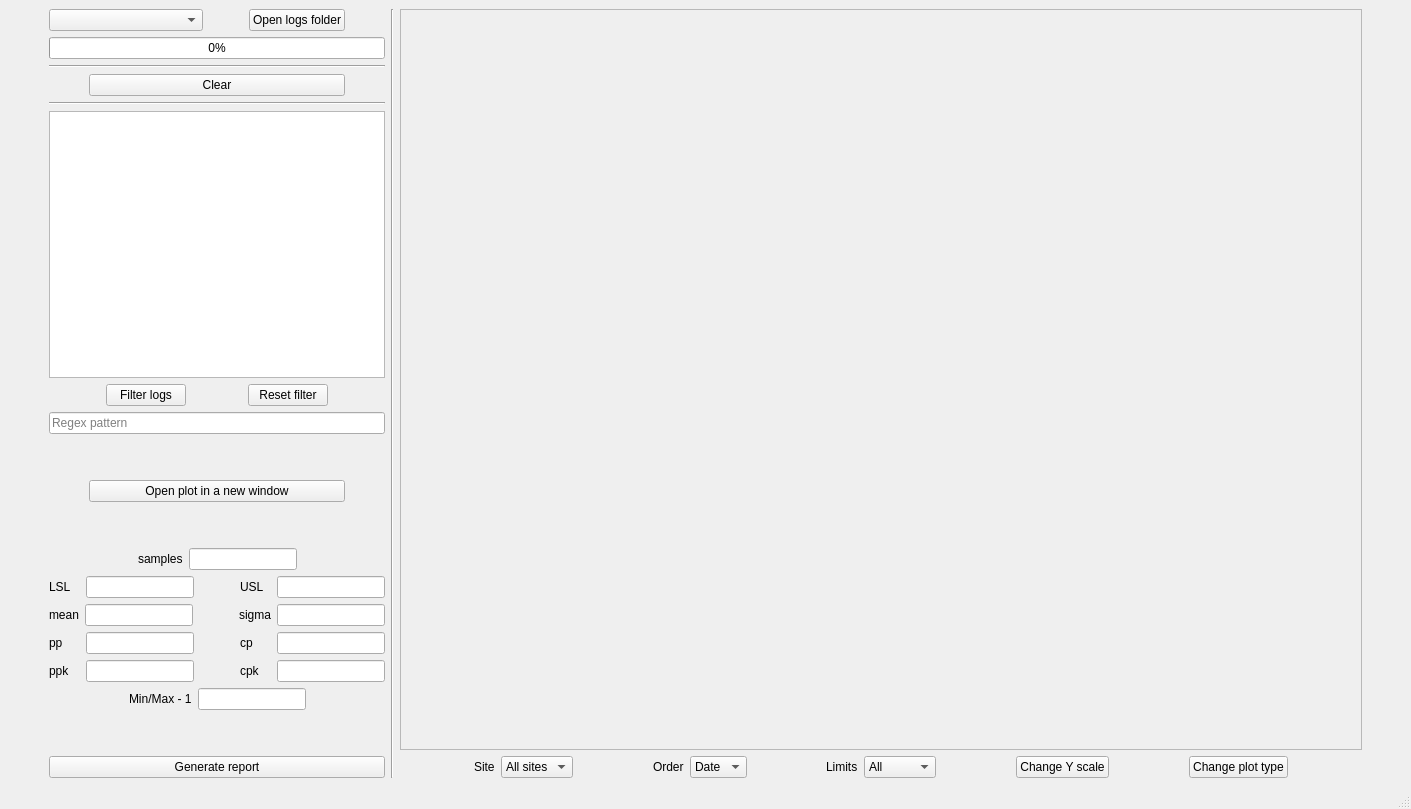
Unvire/DataAnalyzer, file ui/main.ui: the form before one commit.
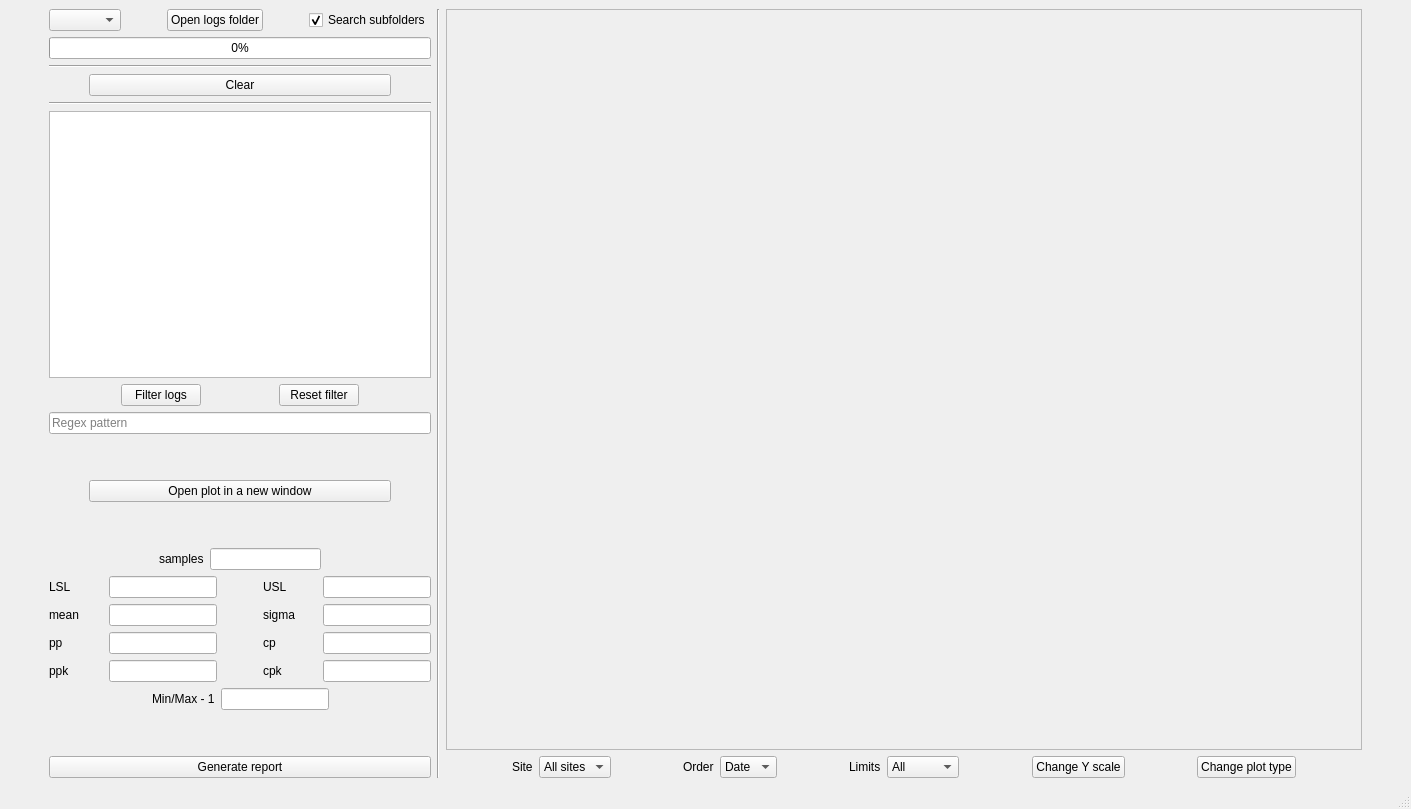
The form after the commit.

What changed in the file:
```diff
--- a/ui/main.ui
+++ b/ui/main.ui
@@ -33,7 +33,7 @@
       <item>
        <layout class="QVBoxLayout" name="verticalLayout_6" stretch="0,0,0,0,0,1,1,0,0,0,1,0,0,0,0,0,0,0">
         <item>
-         <layout class="QHBoxLayout" name="horizontalLayout_7" stretch="1,0,0,0">
+         <layout class="QHBoxLayout" name="horizontalLayout_7" stretch="1,0,0,0,0">
           <item>
            <widget class="QComboBox" name="logsTypeComboBox">
             <property name="statusTip">
@@ -77,6 +77,16 @@
             </property>
            </spacer>
           </item>
+          <item>
+           <widget class="QCheckBox" name="checkBox">
+            <property name="text">
+             <string>Search subfolders</string>
+            </property>
+            <property name="checked">
+             <bool>true</bool>
+            </property>
+           </widget>
+          </item>
          </layout>
         </item>
         <item>
```
Left out of the diff: 2 changed lines with no effect on the pictures.
